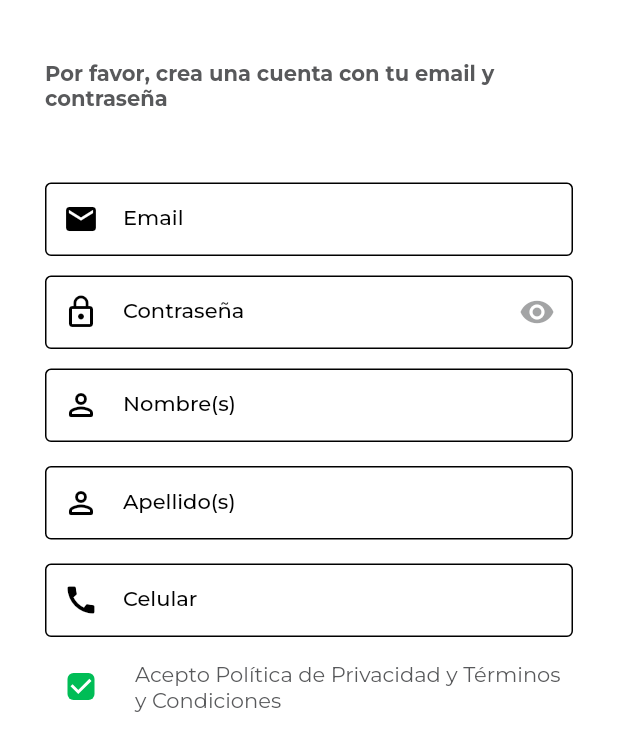
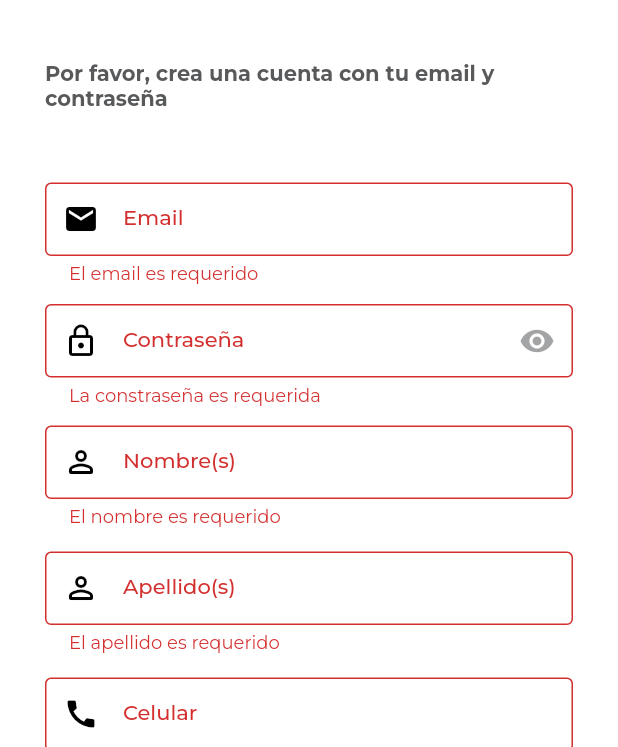
Before and after one commit to luisgomez29/sosty, a Flutter app: the SignupScreen screen opened directly, after a tap on "Acepto Política de Privacidad y Términos", on a phone screen of 412 x 824 dp, the part 489-1236 px from its top. Run offline on Flutter 3.47's test engine with Material 2 defaults, Android fonts, the phone set to English and light mode, and no system bars; our stand-ins replace google_fonts, shared_preferences; accounts and stored records are empty.

Commit message:
Fix signup form validations

```diff
--- a/lib/ui/common/validations/validation_messages.dart
+++ b/lib/ui/common/validations/validation_messages.dart
@@ -1,22 +1,32 @@
 class ValidationMessages {
-<<<<<<< HEAD
+  // Email
   static String emailRequired = "El email es requerido";
   static String emailInvalid = "El email no es valido";
+
+  // Password
   static String passwordRequired = "La constraseña es requerida";
   static String passwordMinLengthInvalid = "La constraseña es muy corta";
   static String passwordMaxLengthInvalid = "La constraseña es muy larga";
+
+  // Name
   static String nameRequired = "El nombre es requerido";
+
+  // LastName
   static String lastnameRequired = "El apellido es requerido";
+
+  // Cellphone
   static String cellphoneRequired = "El celular es requerido";
-  static String fieldMinLength = "Valor minimo 3 caracteres";
   static String cellphoneInvalid = "El celular no es valido";
-=======
-  static const String emailRequired = "El email es requerido";
-  static const String emailInvalid = "El email no es valido";
-  static const String passwordRequired = "La constraseña es requerida";
-  static const String passwordMinLengthInvalid = "La constraseña es muy corta";
-  static const String passwordMaxLengthInvalid = "La constraseña es muy larga";
+
+  // General
   static const String termsAndConditionsRequired =
       "Debes aceptar la politica de privacidad y los temrinos y condiciones";
->>>>>>> f87db3dce356ff21478c968a3b400b2902eb7a26
+
+  static String fieldMinLength(int length) {
+    return "Valor mínimo $length caracteres";
+  }
+
+  static String fieldMaxLength(int length) {
+    return "Valor máximo $length caracteres";
+  }
 }
--- a/lib/ui/screens/signup_screen.dart
+++ b/lib/ui/screens/signup_screen.dart
@@ -70,28 +70,34 @@ class _SignupScreenState extends State<SignupScreen> {
                       return ValidationMessages.nameRequired;
                     }
                     if (!FormValidations.isMinLengthValid(value, 3)) {
-                      return ValidationMessages.fieldMinLength;
+                      return ValidationMessages.fieldMinLength(3);
+                    }
+                    if (!FormValidations.isMaxLengthValid(value, 30)) {
+                      return ValidationMessages.fieldMaxLength(30);
                     }
                     return null;
                   },
                 ),
                 CustomTextFormField(
                   labelText: 'Apellido(s)',
-                  prefixIcon: Icon(Icons.perm_identity_rounded),
+                  prefixIcon: const Icon(Icons.perm_identity_rounded),
                   inputType: TextInputType.text,
                   validator: (value) {
                     if (FormValidations.isEmpty(value!)) {
                       return ValidationMessages.lastnameRequired;
                     }
                     if (!FormValidations.isMinLengthValid(value, 3)) {
-                      return ValidationMessages.fieldMinLength;
+                      return ValidationMessages.fieldMinLength(3);
+                    }
+                    if (!FormValidations.isMaxLengthValid(value, 30)) {
+                      return ValidationMessages.fieldMaxLength(30);
                     }
                     return null;
                   },
                 ),
                 CustomTextFormField(
                   labelText: 'Celular',
-                  prefixIcon: Icon(Icons.call),
+                  prefixIcon: const Icon(Icons.call),
                   inputType: TextInputType.phone,
                   validator: (value) {
                     if (FormValidations.isEmpty(value!)) {
```
